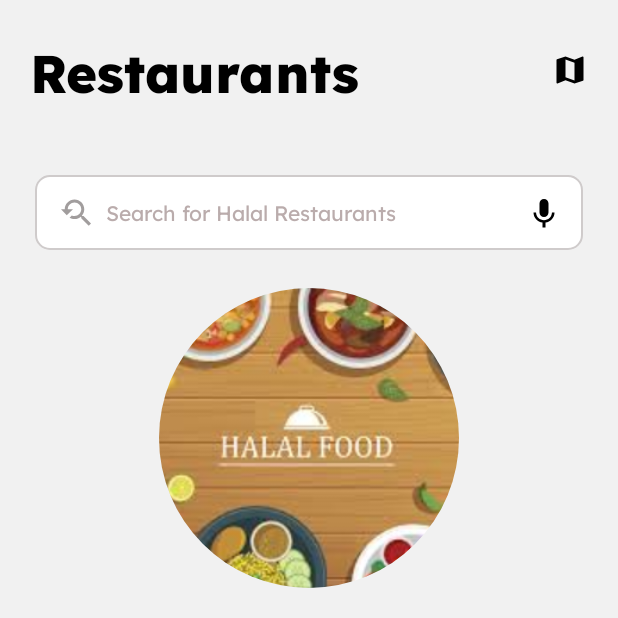
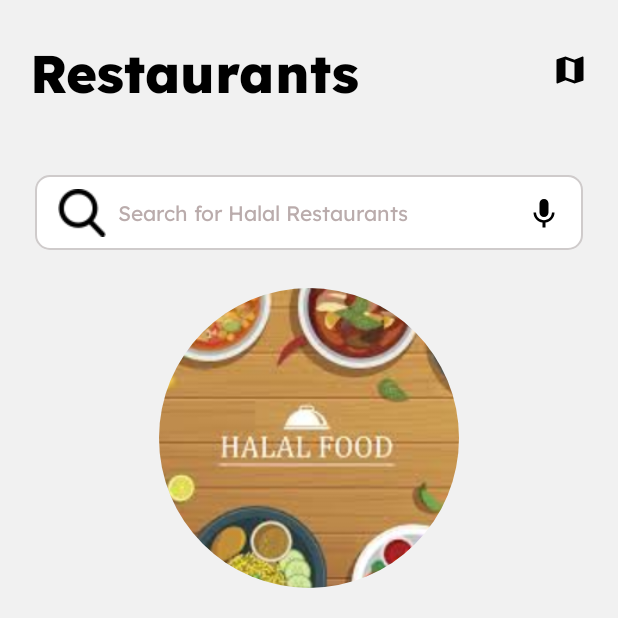
Before and after one commit to Moutamid/HalalFoodFinder, an Android app: the screen it shows after launch (MainActivity), on a phone screen of 412 x 824 dp, the top half of it. Run offline under Robolectric (Android 15) with nearby library versions, the phone set to English and light mode, and no system bars; our stand-ins replace Firebase (no records; nobody signed in at launch, a user with empty details on screens opened directly); libraries missing offline, so code that uses them is left out: com.fxn.stash; plain views replace BottomNavigationCircles, RoundedImageView; pictures from the network do not load; 5 statements that could not run were skipped.

Commit message:
changes  1-09-2023

```diff
--- a/app/src/main/res/drawable/baseline_youtube_searched_for_24.xml
+++ /dev/null
@@ -1,5 +0,0 @@
-<vector android:height="24dp" android:tint="#A19D9D"
-    android:viewportHeight="24" android:viewportWidth="24"
-    android:width="24dp" xmlns:android="http://schemas.android.com/apk/res/android">
-    <path android:fillColor="@android:color/white" android:pathData="M17.01,14h-0.8l-0.27,-0.27c0.98,-1.14 1.57,-2.61 1.57,-4.23 0,-3.59 -2.91,-6.5 -6.5,-6.5s-6.5,3 -6.5,6.5H2l3.84,4 4.16,-4H6.51C6.51,7 8.53,5 11.01,5s4.5,2.01 4.5,4.5c0,2.48 -2.02,4.5 -4.5,4.5 -0.65,0 -1.26,-0.14 -1.82,-0.38L7.71,15.1c0.97,0.57 2.09,0.9 3.3,0.9 1.61,0 3.08,-0.59 4.22,-1.57l0.27,0.27v0.79l5.01,4.99L22,19l-4.99,-5z"/>
-</vector>
--- a/app/src/main/res/layout/activity_favourite.xml
+++ b/app/src/main/res/layout/activity_favourite.xml
@@ -4,7 +4,6 @@
     android:layout_height="match_parent"
     android:background="#F1F1F1"
     android:orientation="vertical">
-
 
     <TextView
         android:id="@+id/title"
```
Also changed, not shown: app/src/main/res/drawable/baseline_youtube_searched_for_24.png (added), app/src/main/res/drawable/search.png (added), 1 other file.
